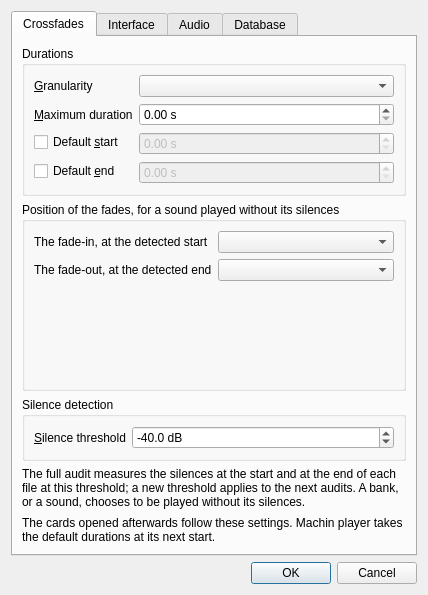
The window that src/machincast/interface/ui/preferences.ui (dascritch/machincast) describes before a commit, drawn with Qt 5.
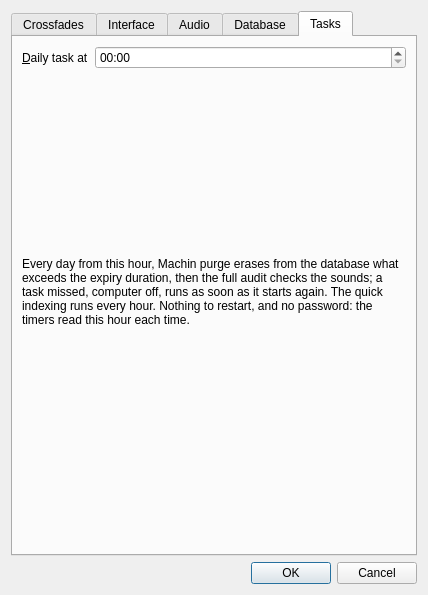
The same window after the commit. The open tabs and pages were chosen to show the change.

```diff
--- a/src/machincast/interface/ui/preferences.ui
+++ b/src/machincast/interface/ui/preferences.ui
@@ -568,6 +568,58 @@
        </item>
       </layout>
      </widget>
+     <widget class="QWidget" name="tasks_page">
+      <attribute name="title">
+       <string>Tasks</string>
+      </attribute>
+      <layout class="QVBoxLayout" name="tasks_layout">
+       <item>
+        <layout class="QFormLayout" name="tasks_form">
+         <item row="0" column="0">
+          <widget class="QLabel" name="daily_caption">
+           <property name="text">
+            <string>&amp;Daily task at</string>
+           </property>
+           <property name="buddy">
+            <cstring>daily</cstring>
+           </property>
+          </widget>
+         </item>
+         <item row="0" column="1">
+          <widget class="QTimeEdit" name="daily">
+           <property name="displayFormat">
+            <string notr="true">HH:mm</string>
+           </property>
+          </widget>
+         </item>
+        </layout>
+       </item>
+       <item>
+        <widget class="QLabel" name="daily_explanation">
+         <property name="text">
+          <string>Every day from this hour, Machin purge erases from the database what exceeds the expiry duration, then the full audit checks the sounds; a task missed, computer off, runs as soon as it starts again. The quick indexing runs every hour. Nothing to restart, and no password: the timers read this hour each time.</string>
+         </property>
+         <property name="wordWrap">
+          <bool>true</bool>
+         </property>
+        </widget>
+       </item>
+       <item>
+        <widget class="QLabel" name="timers_missing">
+         <property name="wordWrap">
+          <bool>true</bool>
+         </property>
+        </widget>
+       </item>
+       <item>
+        <spacer name="tasks_space">
+         <property name="orientation">
+          <enum>Qt::Orientation::Vertical</enum>
+         </property>
+        </spacer>
+       </item>
+      </layout>
+     </widget>
     </widget>
    </item>
    <item>
```
